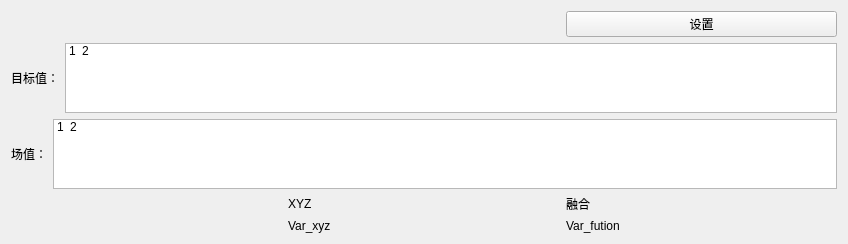
The window that src/ui/SECcalculator.ui (BKBra/SECcalculator) describes before a commit, drawn with Qt 5.
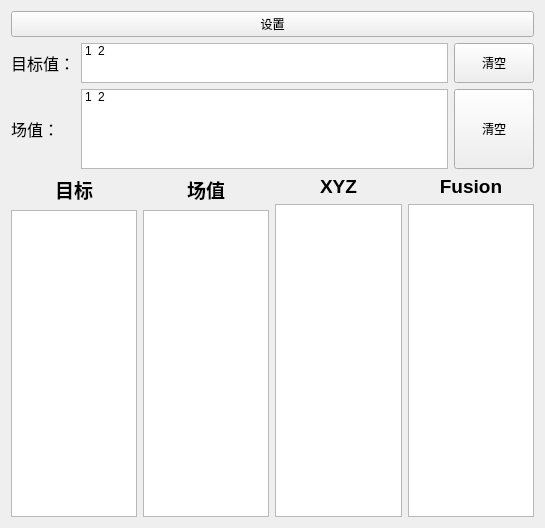
The same window after the commit.

Patch:
```diff
--- a/src/ui/SECcalculator.ui
+++ b/src/ui/SECcalculator.ui
@@ -6,20 +6,44 @@
    <rect>
     <x>0</x>
     <y>0</y>
-    <width>848</width>
-    <height>215</height>
+    <width>545</width>
+    <height>528</height>
    </rect>
   </property>
   <property name="windowTitle">
    <string>SECcalculator</string>
   </property>
-  <layout class="QGridLayout" name="gridLayout">
-   <item row="1" column="0" colspan="3">
+  <layout class="QVBoxLayout" name="verticalLayout_6" stretch="1,2,100">
+   <item>
+    <widget class="QPushButton" name="pushButton_setting">
+     <property name="text">
+      <string>设置</string>
+     </property>
+    </widget>
+   </item>
+   <item>
+    <layout class="QVBoxLayout" name="verticalLayout_5">
+     <item>
     <layout class="QHBoxLayout" name="horizontalLayout">
+       <property name="sizeConstraint">
+        <enum>QLayout::SizeConstraint::SetFixedSize</enum>
+       </property>
      <item>
       <widget class="QLabel" name="label_target">
+         <property name="sizePolicy">
+          <sizepolicy hsizetype="Fixed" vsizetype="Maximum">
+           <horstretch>0</horstretch>
+           <verstretch>0</verstretch>
+          </sizepolicy>
+         </property>
+         <property name="minimumSize">
+          <size>
+           <width>50</width>
+           <height>0</height>
+          </size>
+         </property>
        <property name="text">
-        <string>目标值：</string>
+          <string>&lt;html&gt;&lt;head/&gt;&lt;body&gt;&lt;p&gt;&lt;span style=&quot; font-size:12pt;&quot;&gt;目标值：&lt;/span&gt;&lt;/p&gt;&lt;/body&gt;&lt;/html&gt;</string>
        </property>
        <property name="buddy">
         <cstring>listWidget_target</cstring>
@@ -28,6 +52,18 @@
      </item>
      <item>
       <widget class="QListWidget" name="listWidget_target">
+         <property name="sizePolicy">
+          <sizepolicy hsizetype="Expanding" vsizetype="Fixed">
+           <horstretch>0</horstretch>
+           <verstretch>0</verstretch>
+          </sizepolicy>
+         </property>
+         <property name="minimumSize">
+          <size>
+           <width>0</width>
+           <height>40</height>
+          </size>
+         </property>
        <property name="selectionBehavior">
         <enum>QAbstractItemView::SelectionBehavior::SelectItems</enum>
        </property>
@@ -49,21 +85,42 @@
        </item>
       </widget>
      </item>
-    </layout>
-   </item>
-   <item row="0" column="2">
-    <widget class="QPushButton" name="pushButton_setting">
-     <property name="text">
-      <string>设置</string>
-     </property>
-    </widget>
-   </item>
-   <item row="2" column="0" colspan="3">
+       <item>
+        <widget class="QPushButton" name="pushButton">
+         <property name="sizePolicy">
+          <sizepolicy hsizetype="Minimum" vsizetype="Minimum">
+           <horstretch>0</horstretch>
+           <verstretch>0</verstretch>
+          </sizepolicy>
+         </property>
+         <property name="text">
+          <string>清空</string>
+         </property>
+        </widget>
+       </item>
+      </layout>
+     </item>
+     <item>
     <layout class="QHBoxLayout" name="horizontalLayout_2">
+       <property name="sizeConstraint">
+        <enum>QLayout::SizeConstraint::SetFixedSize</enum>
+       </property>
      <item>
       <widget class="QLabel" name="label_fieldvalue">
+         <property name="sizePolicy">
+          <sizepolicy hsizetype="Fixed" vsizetype="Fixed">
+           <horstretch>0</horstretch>
+           <verstretch>0</verstretch>
+          </sizepolicy>
+         </property>
+         <property name="minimumSize">
+          <size>
+           <width>64</width>
+           <height>0</height>
+          </size>
+         </property>
        <property name="text">
-        <string>场值：</string>
+          <string>&lt;html&gt;&lt;head/&gt;&lt;body&gt;&lt;p&gt;&lt;span style=&quot; font-size:12pt;&quot;&gt;场值：&lt;/span&gt;&lt;/p&gt;&lt;/body&gt;&lt;/html&gt;</string>
        </property>
        <property name="buddy">
         <cstring>listWidget_fieldvalue</cstring>
@@ -72,6 +129,18 @@
      </item>
      <item>
       <widget class="QListWidget" name="listWidget_fieldvalue">
+         <property name="sizePolicy">
+          <sizepolicy hsizetype="Expanding" vsizetype="Fixed">
+           <horstretch>0</horstretch>
+           <verstretch>0</verstretch>
+          </sizepolicy>
+         </property>
+         <property name="minimumSize">
+          <size>
+           <width>0</width>
+           <height>80</height>
+          </size>
+         </property>
        <property name="selectionBehavior">
         <enum>QAbstractItemView::SelectionBehavior::SelectItems</enum>
        </property>
@@ -93,35 +162,137 @@
        </item>
       </widget>
      </item>
-    </layout>
-   </item>
-   <item row="3" column="2">
-    <widget class="QLabel" name="label_fution">
+       <item>
+        <widget class="QPushButton" name="pushButton_2">
+         <property name="sizePolicy">
+          <sizepolicy hsizetype="Minimum" vsizetype="Minimum">
+           <horstretch>0</horstretch>
+           <verstretch>0</verstretch>
+          </sizepolicy>
+         </property>
+         <property name="text">
+          <string>清空</string>
+         </property>
+        </widget>
+       </item>
+      </layout>
+     </item>
+    </layout>
+   </item>
+   <item>
+    <layout class="QHBoxLayout" name="horizontalLayout_3">
+     <property name="sizeConstraint">
+      <enum>QLayout::SizeConstraint::SetMinimumSize</enum>
+     </property>
+     <item>
+      <layout class="QVBoxLayout" name="verticalLayout">
+       <item>
+        <widget class="QLabel" name="label">
+         <property name="sizePolicy">
+          <sizepolicy hsizetype="Preferred" vsizetype="Maximum">
+           <horstretch>0</horstretch>
+           <verstretch>0</verstretch>
+          </sizepolicy>
+         </property>
      <property name="text">
-      <string>融合</string>
+          <string>&lt;html&gt;&lt;head/&gt;&lt;body&gt;&lt;p align=&quot;center&quot;&gt;&lt;span style=&quot; font-size:14pt; font-weight:700;&quot;&gt;目标&lt;/span&gt;&lt;/p&gt;&lt;/body&gt;&lt;/html&gt;</string>
      </property>
     </widget>
    </item>
-   <item row="5" column="2">
-    <widget class="QLabel" name="label_fution_var">
+       <item>
+        <widget class="QListWidget" name="listWidget_res_target">
+         <property name="sizePolicy">
+          <sizepolicy hsizetype="Expanding" vsizetype="Minimum">
+           <horstretch>0</horstretch>
+           <verstretch>0</verstretch>
+          </sizepolicy>
+         </property>
+        </widget>
+       </item>
+      </layout>
+     </item>
+     <item>
+      <layout class="QVBoxLayout" name="verticalLayout_2">
+       <item>
+        <widget class="QLabel" name="label_2">
+         <property name="sizePolicy">
+          <sizepolicy hsizetype="Preferred" vsizetype="Maximum">
+           <horstretch>0</horstretch>
+           <verstretch>0</verstretch>
+          </sizepolicy>
+         </property>
      <property name="text">
-      <string>Var_fution</string>
+          <string>&lt;html&gt;&lt;head/&gt;&lt;body&gt;&lt;p align=&quot;center&quot;&gt;&lt;span style=&quot; font-size:14pt; font-weight:700;&quot;&gt;场值&lt;/span&gt;&lt;/p&gt;&lt;/body&gt;&lt;/html&gt;</string>
      </property>
     </widget>
    </item>
-   <item row="3" column="1">
-    <widget class="QLabel" name="label_xyz">
+       <item>
+        <widget class="QListWidget" name="listWidget_res_field">
+         <property name="sizePolicy">
+          <sizepolicy hsizetype="Expanding" vsizetype="Minimum">
+           <horstretch>0</horstretch>
+           <verstretch>0</verstretch>
+          </sizepolicy>
+         </property>
+        </widget>
+       </item>
+      </layout>
+     </item>
+     <item>
+      <layout class="QVBoxLayout" name="verticalLayout_3">
+       <item>
+        <widget class="QLabel" name="label_3">
+         <property name="sizePolicy">
+          <sizepolicy hsizetype="Preferred" vsizetype="Maximum">
+           <horstretch>0</horstretch>
+           <verstretch>0</verstretch>
+          </sizepolicy>
+         </property>
      <property name="text">
-      <string>XYZ</string>
+          <string>&lt;html&gt;&lt;head/&gt;&lt;body&gt;&lt;p align=&quot;center&quot;&gt;&lt;span style=&quot; font-size:14pt; font-weight:700;&quot;&gt;XYZ&lt;/span&gt;&lt;/p&gt;&lt;/body&gt;&lt;/html&gt;</string>
      </property>
     </widget>
    </item>
-   <item row="5" column="1">
-    <widget class="QLabel" name="label_xyz_var">
+       <item>
+        <widget class="QListWidget" name="listWidget_res_xyz">
+         <property name="sizePolicy">
+          <sizepolicy hsizetype="Expanding" vsizetype="Minimum">
+           <horstretch>0</horstretch>
+           <verstretch>0</verstretch>
+          </sizepolicy>
+         </property>
+        </widget>
+       </item>
+      </layout>
+     </item>
+     <item>
+      <layout class="QVBoxLayout" name="verticalLayout_4">
+       <item>
+        <widget class="QLabel" name="label_4">
+         <property name="sizePolicy">
+          <sizepolicy hsizetype="Preferred" vsizetype="Maximum">
+           <horstretch>0</horstretch>
+           <verstretch>0</verstretch>
+          </sizepolicy>
+         </property>
      <property name="text">
-      <string>Var_xyz</string>
-     </property>
-    </widget>
+          <string>&lt;html&gt;&lt;head/&gt;&lt;body&gt;&lt;p align=&quot;center&quot;&gt;&lt;span style=&quot; font-size:14pt; font-weight:700;&quot;&gt;Fusion&lt;/span&gt;&lt;/p&gt;&lt;/body&gt;&lt;/html&gt;</string>
+         </property>
+        </widget>
+       </item>
+       <item>
+        <widget class="QListWidget" name="listWidget_res_fusion">
+         <property name="sizePolicy">
+          <sizepolicy hsizetype="Expanding" vsizetype="Minimum">
+           <horstretch>0</horstretch>
+           <verstretch>0</verstretch>
+          </sizepolicy>
+         </property>
+        </widget>
+       </item>
+      </layout>
+     </item>
+    </layout>
    </item>
   </layout>
  </widget>
```
Left out of the diff: 35 changed lines with no effect on the pictures. Lines whose indentation alone changed are shown as unchanged.
